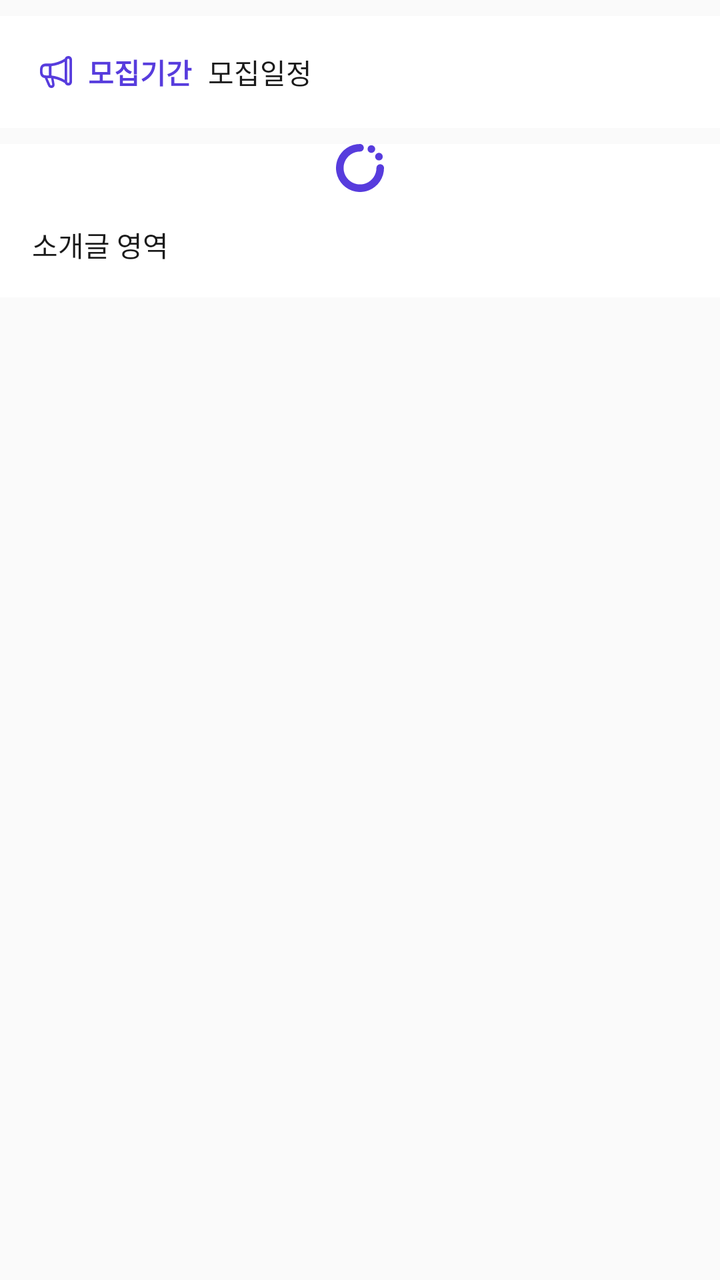
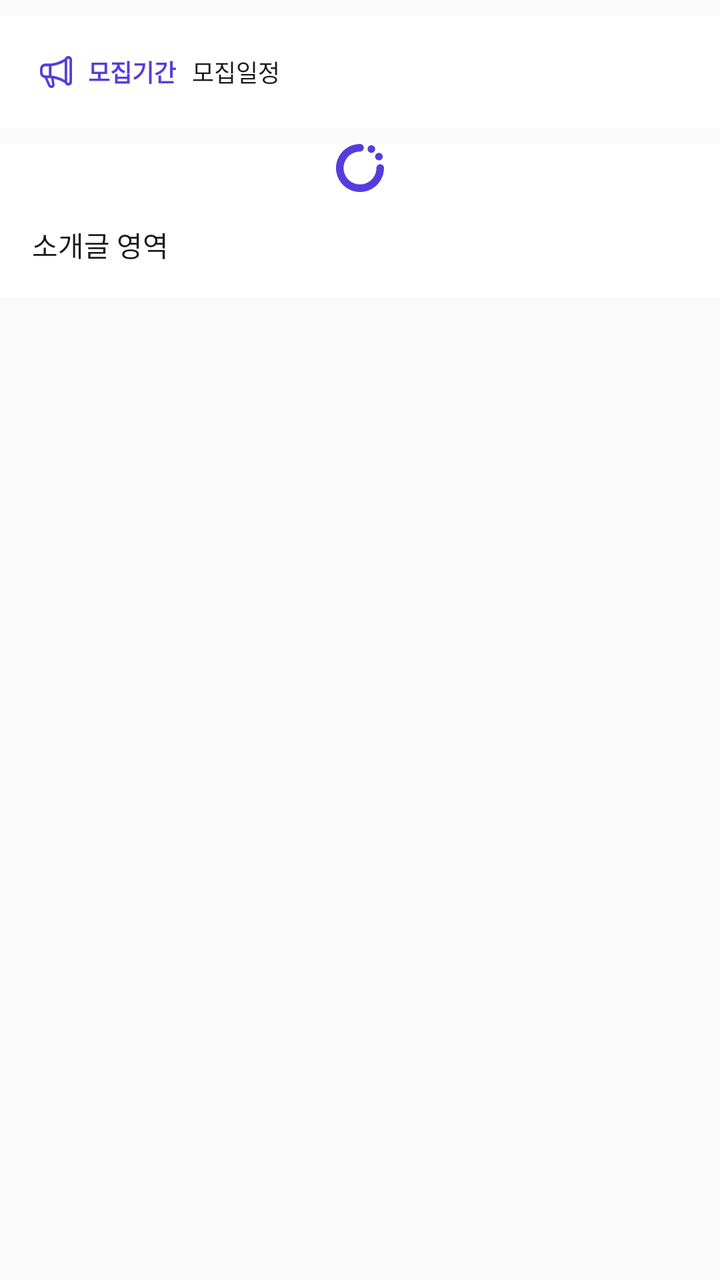

An Android layout rendered at two revisions. The XML below is the earlier revision; the diff shows what the commit changed to produce the second picture.
<!-- AndroidManifest.xml: application theme Theme.CircleOn -->
<!-- res/layout/fragment_circle_detail_introduction.xml -->
<?xml version="1.0" encoding="utf-8"?>
<androidx.core.widget.NestedScrollView xmlns:android="http://schemas.android.com/apk/res/android"
    xmlns:tools="http://schemas.android.com/tools"
    android:layout_width="match_parent"
    android:layout_height="match_parent"
    android:background="@color/grey_1"
    android:orientation="vertical"
    tools:context=".view.screen.home.CircleDetailIntroductionFragment">

    <androidx.appcompat.widget.LinearLayoutCompat
        android:layout_width="match_parent"
        android:layout_height="wrap_content"
        android:orientation="vertical">

        <androidx.appcompat.widget.LinearLayoutCompat
            android:layout_width="match_parent"
            android:layout_height="wrap_content"
            android:layout_marginVertical="@dimen/margin_padding_small"
            android:padding="@dimen/margin_padding_large"
            android:orientation="horizontal"
            android:gravity="center_vertical"
            android:background="@color/white">

            <androidx.appcompat.widget.AppCompatImageView
                android:layout_width="wrap_content"
                android:layout_height="wrap_content"
                android:src="@drawable/ic_announcement"/>

            <androidx.appcompat.widget.AppCompatTextView
                android:layout_width="wrap_content"
                android:layout_height="wrap_content"
                android:layout_marginStart="@dimen/margin_padding_extremely_small"
                android:textAppearance="@style/default_bold_text"
                android:textColor="@color/purple_5"
                android:text="@string/text_recruitment_date"/>

            <androidx.appcompat.widget.AppCompatTextView
                android:id="@+id/txtRecruitmentDate"
                android:layout_width="wrap_content"
                android:layout_height="wrap_content"
                android:textSize="@dimen/text_size_default"
                android:textColor="@color/grey_9"
                android:lineSpacingExtra="2sp"
                android:layout_marginStart="@dimen/margin_padding_small"
                android:text="모집일정"/>

        </androidx.appcompat.widget.LinearLayoutCompat>

        <androidx.appcompat.widget.AppCompatImageView
            android:id="@+id/imgCircleIntroduction"
            android:layout_width="match_parent"
            android:layout_height="wrap_content"
            android:background="@color/white"
            android:src="@drawable/logo_main"/>

        <TextView
            android:id="@+id/txtCircleIntroductionContent"
            android:layout_width="match_parent"
            android:layout_height="wrap_content"
            android:padding="@dimen/margin_padding_large"
            android:textSize="@dimen/text_size_default"
            android:textColor="@color/grey_9"
            android:background="@color/white"
            android:text="소개글 영역"/>

    </androidx.appcompat.widget.LinearLayoutCompat>

</androidx.core.widget.NestedScrollView>
<!-- resources referenced by this layout -->
<resources>
  <color name="grey_1">#FAFAFA</color>
  <color name="grey_9">#1A1A1A</color>
  <color name="purple_5">#573CDD</color>
  <color name="white">#FFFFFFFF</color>
  <dimen name="margin_padding_extremely_small">4dp</dimen>
  <dimen name="margin_padding_large">16dp</dimen>
  <dimen name="margin_padding_small">8dp</dimen>
  <dimen name="text_size_default">14sp</dimen>
  <!-- drawable ic_announcement (drawable) -->
  <vector xmlns:android="http://schemas.android.com/apk/res/android"
      android:width="24dp"
      android:height="24dp"
      android:viewportWidth="24"
      android:viewportHeight="24">
    <path
        android:pathData="M4,11.953C4,13.741 4.83,14.803 6.382,15.033L7.914,18.622C8.305,19.548 8.852,20 9.668,20C10.728,20 11.491,19.189 11.261,17.918L10.789,15.291C12.698,15.686 14.622,16.425 16.396,17.509C16.639,18.284 17.294,18.787 18.151,18.787C19.237,18.787 20,17.976 20,16.813V5.974C20,4.811 19.237,4 18.151,4C17.274,4 16.606,4.531 16.376,5.342C14.291,6.656 11.625,7.517 9.5,7.761H7.037C5.066,7.761 4,8.86 4,10.884V11.953ZM17.577,16.813V5.974C17.577,5.615 17.807,5.364 18.151,5.364C18.488,5.364 18.718,5.615 18.718,5.974V16.813C18.718,17.172 18.488,17.423 18.151,17.423C17.807,17.423 17.577,17.172 17.577,16.813ZM9.709,13.748V9.089C12.078,8.788 14.325,8.07 16.295,6.893V15.951C14.284,14.746 12.057,14.049 9.709,13.748ZM7.037,13.712C5.782,13.712 5.282,13.21 5.282,11.953V10.884C5.282,9.628 5.782,9.125 7.037,9.125H8.427V13.712H7.037ZM9.115,18.241L7.712,15.076H9.459C9.48,15.076 9.507,15.083 9.534,15.083L10.087,18.091C10.161,18.471 9.959,18.715 9.655,18.715C9.385,18.715 9.257,18.564 9.115,18.241Z"
        android:fillColor="#573CDD"/>
  </vector>
  <string name="text_recruitment_date">모집기간</string>
  <style name="default_bold_text">
          <item name="android:textSize">@dimen/text_size_default</item>
          <item name="android:textFontWeight">600</item>
      </style>
  <style name="Theme.CircleOn" parent="Base.Theme.CircleOn" />v
  <style name="Base.Theme.CircleOn" parent="Theme.Material3.DayNight.NoActionBar">
          <item name="android:statusBarColor">@color/grey_3</item>
          <item name="actionOverflowMenuStyle">@style/pop_up_menu</item>
          <item name="popupMenuStyle">@style/pop_up_menu</item>
      </style>
  <color name="grey_3">#EBEBEB</color>
  <style name="pop_up_menu" parent="Widget.AppCompat.PopupMenu">
          <item name="android:popupBackground">@drawable/bg_overflow_menu</item>
          <item name="overlapAnchor">false</item>
          <item name="android:textAppearance">@style/pop_up_text</item>
          <item name="android:layout_width">48dp</item>
      </style>
  <!-- drawable bg_overflow_menu (drawable) -->
  <?xml version="1.0" encoding="utf-8"?>
  <shape xmlns:android="http://schemas.android.com/apk/res/android"
      android:shape="rectangle">
  
      <corners android:radius="@dimen/round_default"/>
      <stroke android:color="@color/grey_3"
          android:width="1dp" />
      <solid android:color="@color/white" />
  </shape>
  <style name="pop_up_text" parent="TextAppearance.AppCompat.Widget.PopupMenu.Small">
          <item name="android:textSize">@dimen/text_size_small</item>
          <item name="android:textColor">@color/grey_9</item>
      </style>
  <dimen name="round_default">8dp</dimen>
  <dimen name="text_size_small">12sp</dimen>
  <!-- unchanged entries left out for length: 1 -->
</resources>

<!-- the commit's change to res/layout/fragment_circle_detail_introduction.xml (unified diff, before → after) -->
@@ -30,7 +30,7 @@
                 android:layout_width="wrap_content"
                 android:layout_height="wrap_content"
                 android:layout_marginStart="@dimen/margin_padding_extremely_small"
-                android:textAppearance="@style/default_bold_text"
+                android:textAppearance="@style/small_bold_text"
                 android:textColor="@color/purple_5"
                 android:text="@string/text_recruitment_date"/>
 
@@ -38,7 +38,7 @@
                 android:id="@+id/txtRecruitmentDate"
                 android:layout_width="wrap_content"
                 android:layout_height="wrap_content"
-                android:textSize="@dimen/text_size_default"
+                android:textSize="@dimen/text_size_small"
                 android:textColor="@color/grey_9"
                 android:lineSpacingExtra="2sp"
                 android:layout_marginStart="@dimen/margin_padding_small"
<!-- resource entries referenced after the edit -->
@@ -19,8 +19,8 @@
         android:fillColor="#573CDD"/>
   </vector>
   <string name="text_recruitment_date">모집기간</string>
-  <style name="default_bold_text">
-          <item name="android:textSize">@dimen/text_size_default</item>
+  <style name="small_bold_text">
+          <item name="android:textSize">@dimen/text_size_small</item>
           <item name="android:textFontWeight">600</item>
       </style>
   <style name="Theme.CircleOn" parent="Base.Theme.CircleOn" />v
